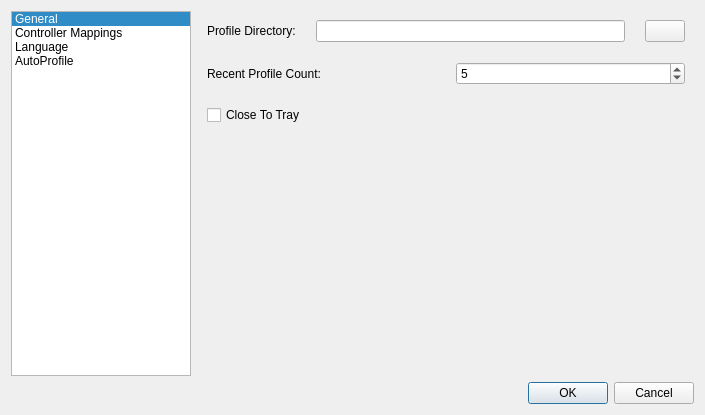
First picture: the form in src/mainsettingsdialog.ui, repository AntiMicroX/antimicrox, before the edit.
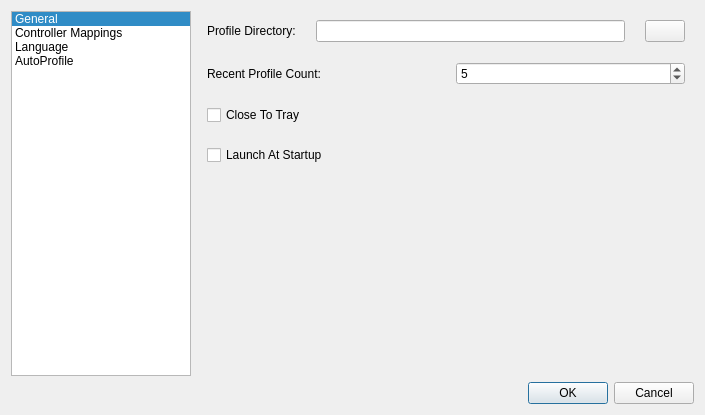
Second picture: the form after the edit. Icons and pictures are not drawn.

Commit message: Added launch at startup option for Windows.

The edit to the form file:
```diff
--- a/src/mainsettingsdialog.ui
+++ b/src/mainsettingsdialog.ui
@@ -172,6 +172,13 @@
            </property>
           </widget>
          </item>
+         <item>
+          <widget class="QCheckBox" name="launchAtWinStartupCheckBox">
+           <property name="text">
+            <string>Launch At Startup</string>
+           </property>
+          </widget>
+         </item>
          <item>
           <spacer name="verticalSpacer">
            <property name="orientation">
```
The commit also changes 1 other file.
